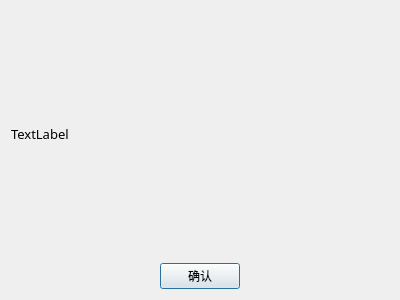
The window that aboutdialog/aboutdialog.ui (whjdark/Happy-Drive) describes before a commit, drawn with Qt 5.
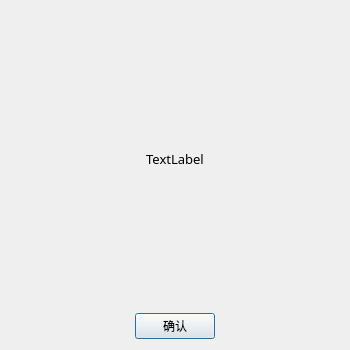
The same window after the commit. Icons and pictures are not drawn.

What changed in the file:
```diff
--- a/aboutdialog/aboutdialog.ui
+++ b/aboutdialog/aboutdialog.ui
@@ -6,8 +6,8 @@
    <rect>
     <x>0</x>
     <y>0</y>
-    <width>400</width>
-    <height>300</height>
+    <width>350</width>
+    <height>350</height>
    </rect>
   </property>
   <property name="windowTitle">
@@ -31,6 +31,9 @@
      <property name="text">
       <string>TextLabel</string>
      </property>
+     <property name="alignment">
+      <set>Qt::AlignCenter</set>
+     </property>
     </widget>
    </item>
    <item>
```
